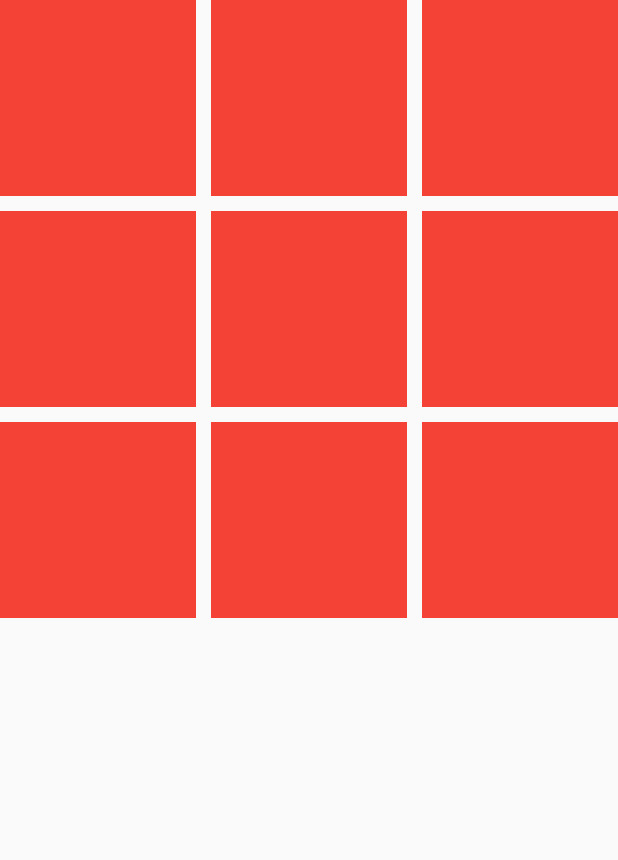
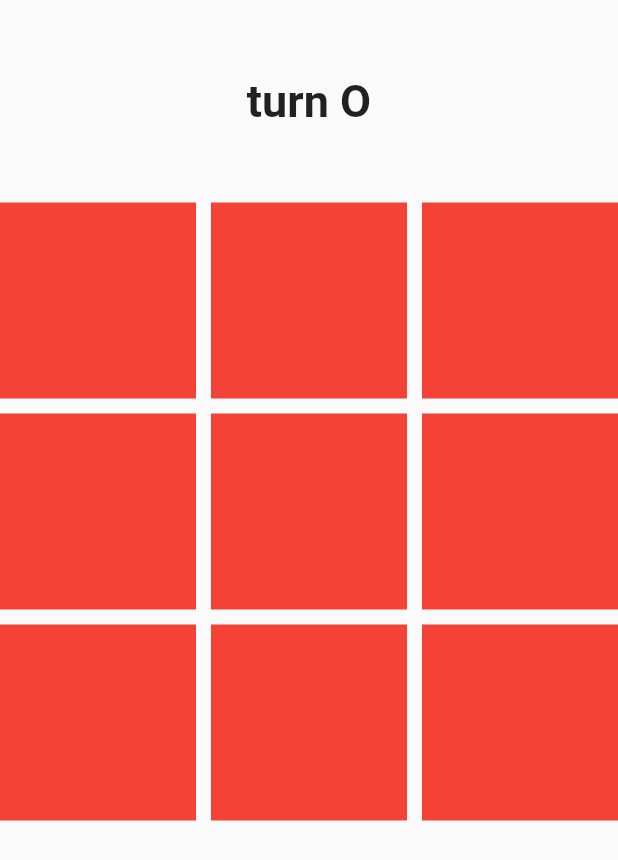
Before and after one commit to amirahmadadibi/7Learn_tictactoe, a Flutter app: the screen it shows after launch, on a phone screen of 412 x 824 dp. Shown: the top 860 px of the screen. Run offline on Flutter 3.47's test engine with Material 2 defaults, Android fonts, the phone set to English and light mode, and no system bars.

Commit message:
S07 E03 add title of each user turn x or o

```diff
--- a/lib/main.dart
+++ b/lib/main.dart
@@ -11,30 +11,38 @@ class MyApp extends StatelessWidget {
   Widget build(BuildContext context) {
     return MaterialApp(
       home: Scaffold(
-          body: GridView.builder(
+          body: SafeArea(
+        child: Column(
+          children: [
+            SizedBox(
+              height: 50,
+            ),
+            Text(
+              'turn O',
+              style: TextStyle(fontSize: 30, fontWeight: FontWeight.bold),
+            ),
+            SizedBox(
+              height: 50,
+            ),
+            Expanded(
+              child: GridView.builder(
                 itemCount: 9,
                 gridDelegate: SliverGridDelegateWithFixedCrossAxisCount(
-                  crossAxisCount: 3, crossAxisSpacing: 10, mainAxisSpacing: 10),
+                    crossAxisCount: 3,
+                    crossAxisSpacing: 10,
+                    mainAxisSpacing: 10),
                 itemBuilder: (context, index) {
                   return Container(
                     height: 100,
                     width: 100,
                     color: Colors.red,
                   );
-              })
-          // GridView.count(
-          //   crossAxisCount: 3,
-          //   crossAxisSpacing: 10,
-          //   mainAxisSpacing: 10,
-          //   children: [
-          //     Text('text'),
-          //     Text('text'),
-          //     Text('text'),
-          //     Text('text'),
-          //     Text('text'),
-          //   ],
-          // ),
+                },
               ),
+            ),
+          ],
+        ),
+      )),
     );
   }
 }
```
Lines whose indentation alone changed are shown as unchanged.
